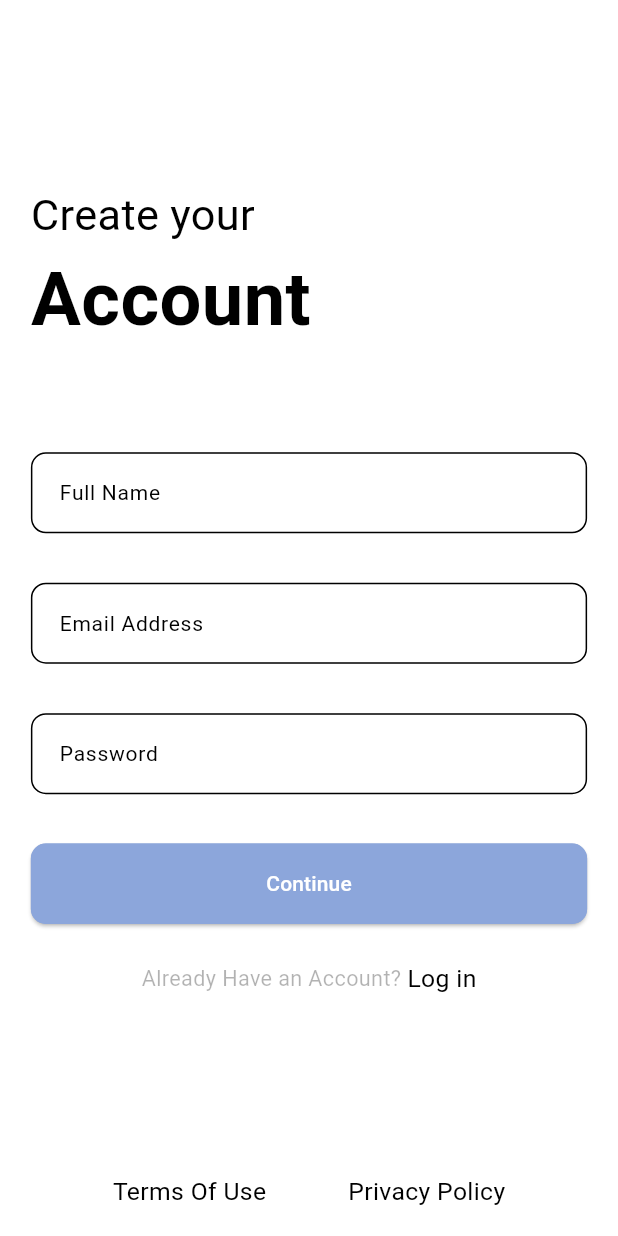
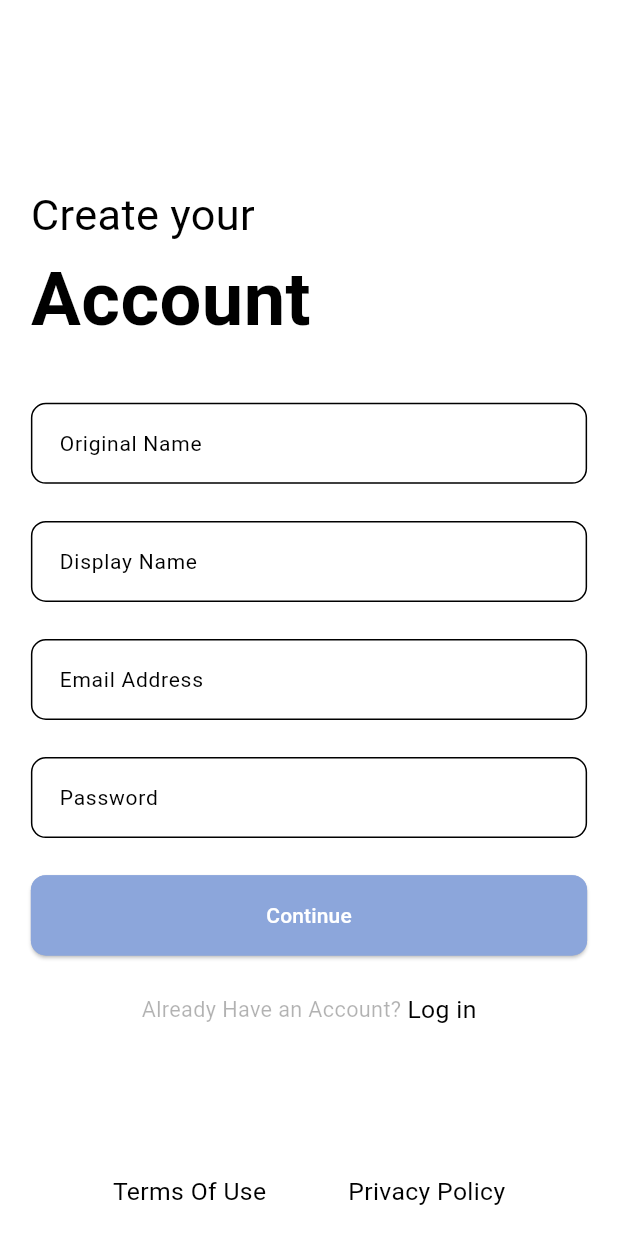
Before and after one commit to easyryt/DatingAPPUser, a Flutter app: the EmailSignUpScreen screen opened directly, after a tap on "Continue", on a phone screen of 412 x 824 dp. Run offline on Flutter 3.47's test engine with Material 3 defaults, Android fonts, the phone set to English and light mode, and no system bars; our stand-ins replace audioplayers, get, google_fonts, image_picker, permission_handler, shared_preferences and 1 more; missing offline and left inert: flutter_webrtc; accounts and stored records are empty; network calls fail.

Commit message:
commit 070325

```diff
--- /dev/null
+++ b/lib/constant/color_code.dart
@@ -0,0 +1,8 @@
+import 'package:flutter/material.dart';
+
+Color white = Colors.white;
+Color black = Colors.black;
+Color grey = Colors.grey;
+var greyMedium1Color = const Color(0xFFDBDBDB);
+Color appColorR = const Color(0xFFFF006B);
+Color appColorP = const Color(0xFF9C0C9E);
--- a/lib/controller/main_application_controller.dart
+++ b/lib/controller/main_application_controller.dart
@@ -57,6 +57,7 @@ class MainApplicationController extends GetxController {
         final responseData = json.decode(response.body);
 
         final data = responseData['data'];
+        await getTransaction();
         return data;
       } else {
         final responseData = json.decode(response.body);
@@ -84,11 +85,11 @@ class MainApplicationController extends GetxController {
         final data = responseData['data'];
         return data;
       } else {
-        print('Failed to load notes: ${response.statusCode}');
+        print('Failed to load wallet: ${response.statusCode}');
         return null;
       }
     } catch (e) {
-      print('Error while fetching notes: $e');
+      print('Error while fetching wallet: $e');
       return null;
     }
   }
--- a/lib/screens/auth/email_sign_up.dart
+++ b/lib/screens/auth/email_sign_up.dart
@@ -18,7 +18,8 @@ class EmailSignUpScreen extends StatefulWidget {
 }
 
 class _EmailSignUpScreenState extends State<EmailSignUpScreen> {
-  TextEditingController nameController = TextEditingController();
+  TextEditingController oNameController = TextEditingController();
+  TextEditingController aNameController = TextEditingController();
   TextEditingController emailController = TextEditingController();
   TextEditingController passwordController = TextEditingController();
 
@@ -72,19 +73,31 @@ class _EmailSignUpScreenState extends State<EmailSignUpScreen> {
                               fontWeight: FontWeight.bold),
                         ),
                         SizedBox(
-                          height: height * 0.08,
+                          height: height * 0.04,
                         ),
                         textFormFieldWidget(
                           isDense: true,
-                          controller: nameController,
+                          controller: oNameController,
                           textStyleColor: blackColor,
                           cursorColor: blackColor,
                           focusedBorderColor: blackColor,
                           labelColor: blackColor,
-                          labelText: "Full Name",
+                          labelText: "Original Name",
                         ),
                         SizedBox(
-                          height: height * 0.04,
+                          height: height * 0.03,
+                        ),
+                        textFormFieldWidget(
+                          isDense: true,
+                          controller: aNameController,
+                          textStyleColor: blackColor,
+                          cursorColor: blackColor,
+                          focusedBorderColor: blackColor,
+                          labelColor: blackColor,
+                          labelText: "Display Name",
+                        ),
+                        SizedBox(
+                          height: height * 0.03,
                         ),
                         textFormFieldWidget(
                           isDense: true,
@@ -95,9 +108,7 @@ class _EmailSignUpScreenState extends State<EmailSignUpScreen> {
                           labelColor: blackColor,
                           labelText: "Email Address",
                         ),
-                        SizedBox(
-                          height: height * 0.04,
-                        ),
+                        SizedBox(height: height * 0.03),
                         textFormFieldWidget(
                           isDense: true,
                           controller: passwordController,
@@ -108,7 +119,7 @@ class _EmailSignUpScreenState extends State<EmailSignUpScreen> {
                           labelText: "Password",
                         ),
                         SizedBox(
-                          height: height * 0.04,
+                          height: height * 0.03,
                         ),
                         elevatedButton(
                           onPressed: () async {
@@ -232,7 +243,8 @@ class _EmailSignUpScreenState extends State<EmailSignUpScreen> {
           'Content-Type': 'application/json',
         },
         body: json.encode({
-          "name": nameController.text.toString(),
+          "name": oNameController.text.toString(),
+          "avatarName": aNameController.text.toString(),
           "email": emailController.text.toString(),
           "password": passwordController.text.toString(),
         }),
@@ -256,6 +268,8 @@ class _EmailSignUpScreenState extends State<EmailSignUpScreen> {
           //             )));
           snackBar(responseData['message'], context);
         }
+        Navigator.pushReplacement(
+            context, MaterialPageRoute(builder: (_) => const LogInScreen()));
       } else {
         final responseData = json.decode(response.body);
         if (mounted) {
--- a/pubspec.yaml
+++ b/pubspec.yaml
@@ -47,6 +47,7 @@ dependencies:
   permission_handler: ^11.3.1
   audioplayers: ^6.1.0
   intl: ^0.20.0
+  flutter_keyboard_visibility: ^6.0.0
 
 dev_dependencies:
   flutter_test:
```
Also changed, not shown: lib/controller/chat_controller.dart (added, +9 -0 lines), lib/screens/auth/log_in_screen.dart (+4 -4 lines), lib/screens/chat_screen.dart (added, +200 -0 lines), lib/screens/home/home_page.dart (+17 -6 lines), lib/screens/home/profile/profile.dart (+11 -1 lines), pubspec.lock.
